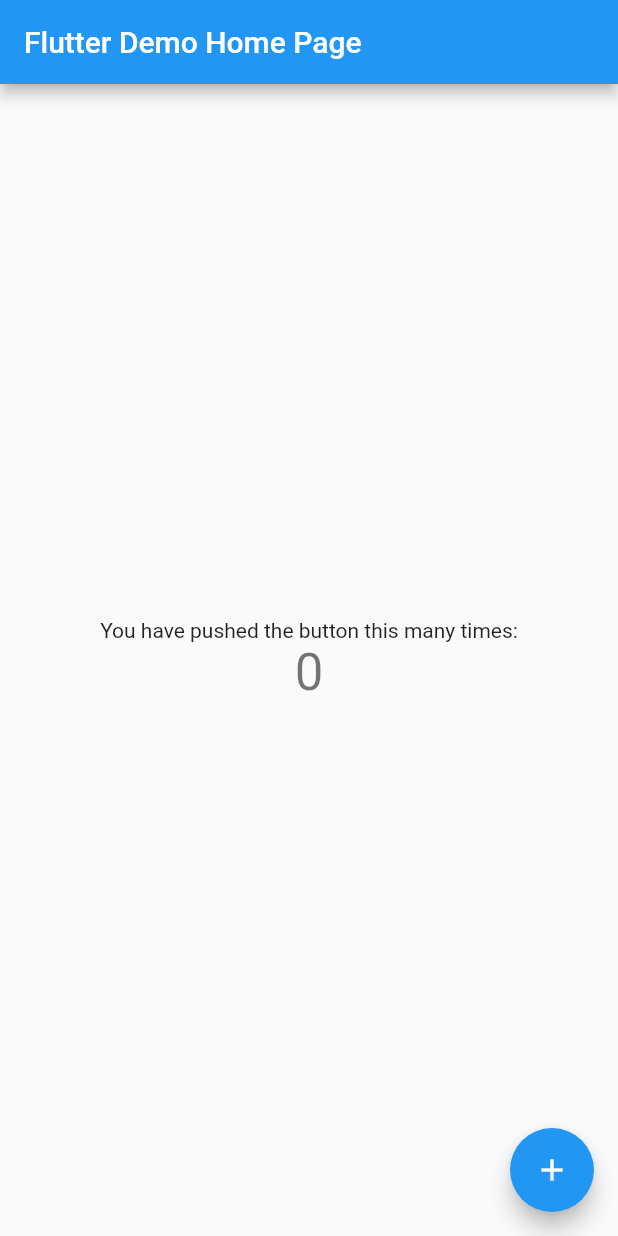
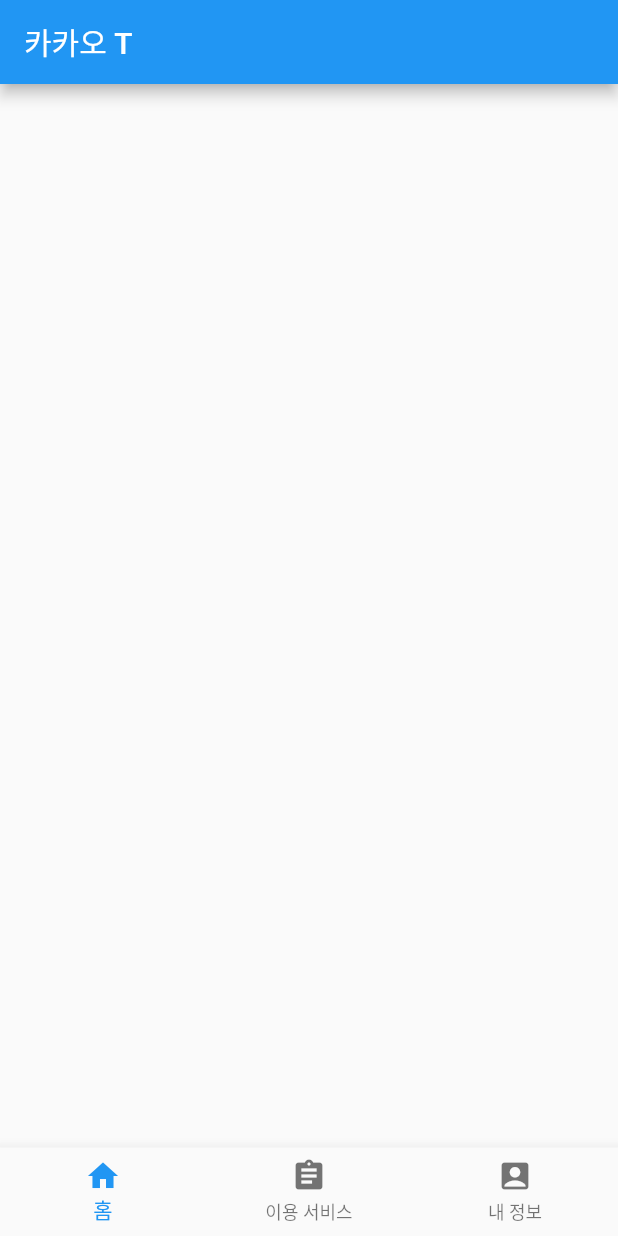
Before and after one commit to fulmoon/kakao_t, a Flutter app: the screen it shows after launch, on a phone screen of 412 x 824 dp. Run offline on Flutter 3.47's test engine with Material 2 defaults, Android fonts, the light colour scheme and no system bars.

Commit message:
-FEAT add some screen on Mini

```diff
--- a/lib/kakao_main_screen.dart
+++ b/lib/kakao_main_screen.dart
@@ -0,0 +1,31 @@
+import 'package:flutter/cupertino.dart';
+import 'package:flutter/material.dart';
+
+class KakaoMainScreen extends StatelessWidget {
+  const KakaoMainScreen({Key? key}) : super(key: key);
+
+  @override
+  Widget build(BuildContext context) {
+    return Scaffold(
+      appBar: AppBar(
+        title: Text('카카오 T'),
+      ),
+      bottomNavigationBar: BottomNavigationBar(
+        items: const[
+          BottomNavigationBarItem(
+            icon: Icon(Icons.home),
+            label: '홈',
+          ),
+          BottomNavigationBarItem(
+            icon: Icon(Icons.assignment),
+            label: '이용 서비스',
+          ),
+          BottomNavigationBarItem(
+            icon: Icon(Icons.account_box),
+            label: '내 정보',
+          ),
+        ],
+      ),
+    );
+  }
+}
--- a/lib/main.dart
+++ b/lib/main.dart
@@ -1,4 +1,5 @@
 import 'package:flutter/material.dart';
+import 'package:kakao_t/kakao_main_screen.dart';
 
 void main() {
   runApp(const MyApp());
@@ -14,15 +15,13 @@
       theme: ThemeData(
         primarySwatch: Colors.blue,
       ),
-      home: const MyHomePage(title: 'Flutter Demo Home Page'),
+      home: const KakaoMainScreen(),
     );
   }
 }
 
 class MyHomePage extends StatefulWidget {
   const MyHomePage({Key? key, required this.title}) : super(key: key);
-
-
 
   final String title;
 
@@ -63,6 +62,7 @@
         onPressed: _incrementCounter,
         tooltip: 'Increment',
         child: const Icon(Icons.add),
-      ),     );
+      ),
+    );
   }
 }
```
Also changed, not shown: lib/home_screen.dart (+15 -0 lines), lib/info_screen.dart (+15 -0 lines). Lines whose indentation alone changed are shown as unchanged.
